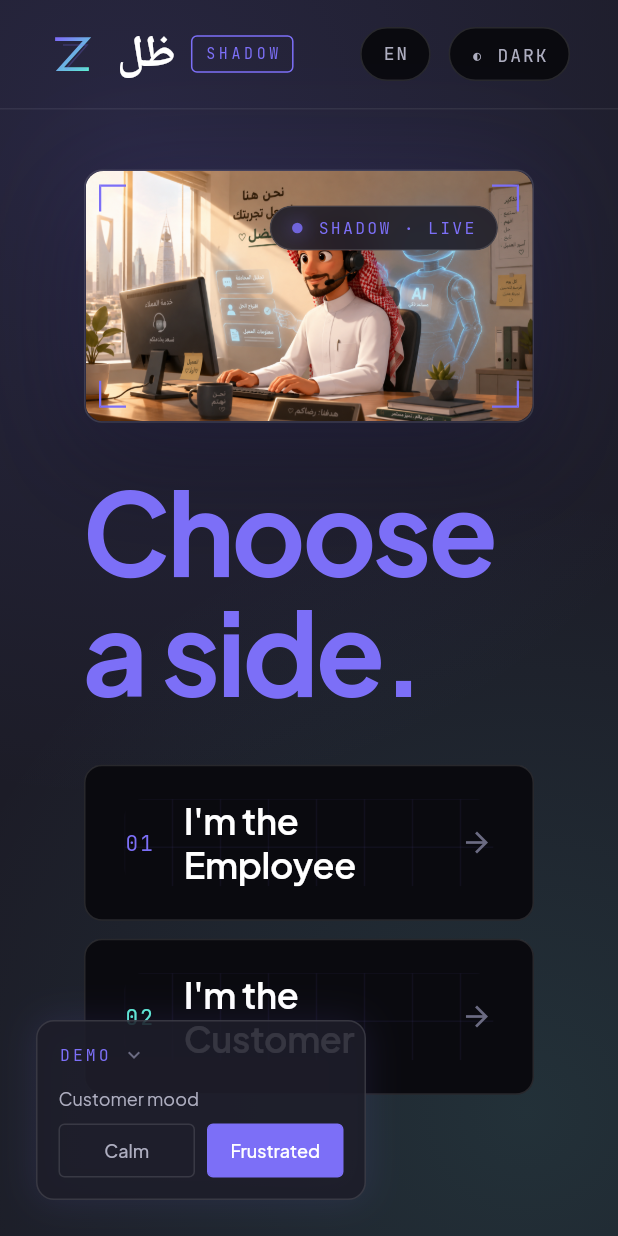
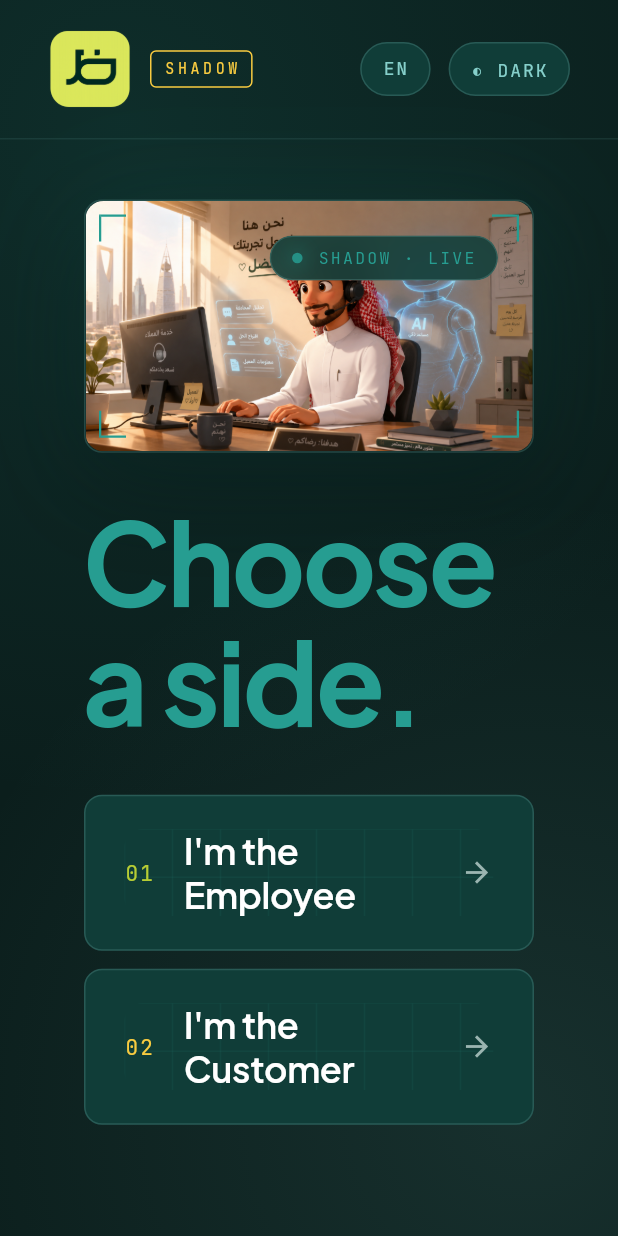
Before and after one commit to AbdullahCod3/zill_sys, a Flutter app: the screen it shows after launch, on a phone screen of 412 x 824 dp. Run offline on Flutter 3.47's test engine with Material 3 defaults, Android fonts, the phone set to English and light mode, and no system bars; our stand-ins replace cloud_firestore, equatable, firebase_core, flutter_bloc, google_fonts, web; missing offline and left inert: dart:js_interop, flutter_webrtc; accounts and stored records are empty; Roboto replaces fonts that are missing (Tajawal).

Commit message:
refactor: ui colors + logo

```diff
--- a/lib/core/localization/app_strings.dart
+++ b/lib/core/localization/app_strings.dart
@@ -26,7 +26,7 @@ class AppStrings {
   );
 
   // ── Customer (phone) ─────────────────────────────────────────────────────
-  static const telcoSupport = TextPair('Telco Support', 'دعم تيلكو');
+  static const telcoSupport = TextPair('Telco Support', 'دعم MyZill');
   static const telcoSupportCaps = TextPair('TELCO SUPPORT', 'دعم تيلكو');
   static const tapToStart = TextPair(
     'Tap to start your support call',
@@ -79,7 +79,7 @@ class AppStrings {
   static const categoryBilling = TextPair('Billing', 'فوترة');
   static const categoryTechnical = TextPair('Technical', 'تقني');
   static const categoryPolicy = TextPair('Policy', 'سياسة');
-  static const sourceChat = TextPair('Chat', 'محادثة');
+  static const sourceChat = TextPair('Chat', 'تطبيق MyZill');
   static const sourceCall = TextPair('Call', 'مكالمة');
   static const waiting = TextPair('Waiting…', 'بالانتظار…');
   static const waitingForCall = TextPair(
--- a/lib/core/theme/app_colors.dart
+++ b/lib/core/theme/app_colors.dart
@@ -1,37 +1,42 @@
 import 'package:flutter/material.dart';
 
-/// Slate design-system palette, translated 1:1 from `slate-tokens.css`.
+/// Brand teal palette (الألوان الأساسية + الألوان الثانوية), translated into the
+/// semantic-token shape the rest of the app reads through `context.colors.X`.
 ///
-/// [AppColors] holds the *semantic* tokens that flip between dark and light
-/// themes; the raw palette and the theme-independent neon accents live as
-/// static members. Read the active set via `Theme.of(context).extension`.
+/// [AppColors] holds the semantic tokens that flip between dark and light themes;
+/// the raw palette and the theme-independent brand accents live as static members.
+/// Read the active set via `Theme.of(context).extension`.
 @immutable
 class AppColors extends ThemeExtension<AppColors> {
   // ── Raw palette (theme-independent) ──────────────────────────────────────
-  static const Color void_ = Color(0xFF0A0A0F);
-  static const Color ink = Color(0xFF1C1C27);
-  static const Color smoke = Color(0xFF2E2E3E);
-  static const Color mist = Color(0xFF6B6B82);
-  static const Color fog = Color(0xFFAEAEC0);
-  static const Color cloud = Color(0xFFE8E8F0);
-  static const Color paper = Color(0xFFF7F7FB);
+  // Dark-family surfaces (essential palette: الخلفية الرئيسية / الثانوية).
+  static const Color void_ = Color(0xFF0B1E1C); // الخلفية الرئيسية
+  static const Color ink = Color(0xFF103D38); // الخلفية الثانوية
+  static const Color smoke = Color(0xFF1A4F48); // elevated surface (derived)
+  // Neutral text/border ramp (teal-tinted greys).
+  static const Color mist = Color(0xFF4B6663);
+  static const Color fog = Color(0xFF9BB5B1);
+  static const Color cloud = Color(0xFFDFEEEC);
+  static const Color paper = Color(0xFFF2F8F7);
   static const Color white = Color(0xFFFFFFFF);
 
-  static const Color indigo = Color(0xFF7C6FF7);
-  static const Color indigoLight = Color(0xFFA69CF9);
-  static const Color indigoDark = Color(0xFF5A52D5);
+  // ── Brand accents (same in both themes) ──────────────────────────────────
+  /// `neon` — primary interactive accent (العناصر التفاعلية).
+  static const Color neon = Color(0xFF269D91);
 
-  // ── Neon accents (same in both themes) ───────────────────────────────────
-  /// `--neon` — primary indigo accent.
-  static const Color neon = indigo;
+  /// `neonCyan` — secondary mint accent (النصوص والحدود highlight).
+  static const Color neonCyan = Color(0xFF86D0CB);
 
-  /// `--neon-cyan` — secondary cyan accent (#5EEAD4 / rgba 94,234,212).
-  static const Color neonCyan = Color(0xFF5EEAD4);
+  /// Slightly brighter teal used for hover/active states.
+  static const Color neonHover = Color(0xFF3FB8AB);
 
-  static const Color amber = Color(0xFFF5A623);
-  static const Color amberLight = Color(0xFFFAC55C);
+  /// Pale-cyan informational accent (secondary palette).
+  static const Color infoSoft = Color(0xFFC5E7E8);
+
+  static const Color amber = Color(0xFFF8CB40);
+  static const Color amberLight = Color(0xFFFFD97A);
   static const Color danger = Color(0xFFE85454);
-  static const Color success = Color(0xFF3DC96A);
+  static const Color success = Color(0xFFB7CD34);
 
   // ── Semantic tokens (flip per theme) ─────────────────────────────────────
   final Color bgBase;
@@ -51,7 +56,7 @@ class AppColors extends ThemeExtension<AppColors> {
   final Color accent;
   final Color accentHover;
 
-  /// Faint grid lines used in card overlays (`--grid-color`).
+  /// Faint grid lines used in card overlays.
   final Color grid;
 
   const AppColors({
@@ -72,37 +77,37 @@ class AppColors extends ThemeExtension<AppColors> {
   });
 
   static const AppColors dark = AppColors(
-    bgBase: ink,
-    bgSurface: void_,
+    bgBase: void_,
+    bgSurface: ink,
     bgElevated: smoke,
-    bgOverlay: Color(0xE01C1C27), // rgba(28,28,39,0.88)
+    bgOverlay: Color(0xE0103D38), // ink at ~0.88
     fgPrimary: white,
-    fgSecondary: fog,
-    fgTertiary: mist,
-    fgDisabled: Color(0xFF4A4A60),
-    borderSubtle: Color(0x12FFFFFF), // white 0.07
-    borderDefault: Color(0x1FFFFFFF), // white 0.12
-    borderStrong: Color(0x3DFFFFFF), // white 0.24
-    accent: indigo,
-    accentHover: indigoLight,
-    grid: Color(0x0F7C6FF7), // indigo 0.06
+    fgSecondary: neonCyan,
+    fgTertiary: fog,
+    fgDisabled: mist,
+    borderSubtle: Color(0x1A86D0CB), // neonCyan 0.10
+    borderDefault: Color(0x3386D0CB), // neonCyan 0.20
+    borderStrong: Color(0x6686D0CB), // neonCyan 0.40
+    accent: neon,
+    accentHover: neonHover,
+    grid: Color(0x14269D91), // neon ~0.08
   );
 
   static const AppColors light = AppColors(
     bgBase: paper,
     bgSurface: white,
     bgElevated: cloud,
-    bgOverlay: Color(0xE6FFFFFF), // rgba(255,255,255,0.9)
+    bgOverlay: Color(0xE6FFFFFF), // white 0.90
     fgPrimary: void_,
-    fgSecondary: Color(0xFF4A4A60),
+    fgSecondary: ink,
     fgTertiary: mist,
     fgDisabled: fog,
     borderSubtle: cloud,
-    borderDefault: Color(0xFFD8D8E8),
-    borderStrong: Color(0xFFB8B8CC),
-    accent: indigoDark,
-    accentHover: indigo,
-    grid: Color(0x0A1C1C27), // ink 0.04
+    borderDefault: infoSoft,
+    borderStrong: neonCyan,
+    accent: Color(0xFF1F857B), // deeper teal for AA contrast on white
+    accentHover: neon,
+    grid: Color(0x14103D38), // ink ~0.08
   );
 
   @override
--- a/lib/cubits/app_cubits/demo_cubit/demo_cubit.dart
+++ b/lib/cubits/app_cubits/demo_cubit/demo_cubit.dart
@@ -5,7 +5,7 @@ import '../../../models/enums.dart';
 /// Demo control: the customer [Mood] that drives the scripted scenario
 /// (calm vs frustrated). Mirrors the prototype's "Customer mood" tweak.
 class DemoCubit extends Cubit<Mood> {
-  DemoCubit() : super(Mood.frustrated);
+  DemoCubit() : super(Mood.calm);
 
   bool get isFrustrated => state == Mood.frustrated;
 
--- a/lib/pages/home/channel_chooser_page.dart
+++ b/lib/pages/home/channel_chooser_page.dart
@@ -99,7 +99,7 @@ class ChannelChooserPage extends StatelessWidget {
             : AppStrings.channelCallSubCustomer)
         .resolve(context),
     icon: Icons.call,
-    accent: AppColors.neon,
+    accent: AppColors.success,
     onTap: () => Navigator.of(
       context,
     ).pushNamed(isAgent ? AppRoutes.call : AppRoutes.customer),
@@ -113,7 +113,7 @@ class ChannelChooserPage extends StatelessWidget {
             : AppStrings.channelChatSubCustomer)
         .resolve(context),
     icon: Icons.forum_outlined,
-    accent: AppColors.neonCyan,
+    accent: AppColors.amber,
     onTap: () => Navigator.of(
       context,
     ).pushNamed(isAgent ? AppRoutes.agentChat : AppRoutes.customerChat),
--- a/lib/pages/home/home_page.dart
+++ b/lib/pages/home/home_page.dart
@@ -77,7 +77,7 @@ class _Left extends StatelessWidget {
               RoleCard(
                 number: '01',
                 title: AppStrings.imEmployee.resolve(context),
-                accent: AppColors.neon,
+                accent: AppColors.success,
                 onTap: () => Navigator.of(context).pushNamed(
                   AppRoutes.channelChooser,
                   arguments: const {'role': 'agent'},
@@ -87,7 +87,7 @@ class _Left extends StatelessWidget {
               RoleCard(
                 number: '02',
                 title: AppStrings.imCustomer.resolve(context),
-                accent: AppColors.neonCyan,
+                accent: AppColors.amber,
                 onTap: () => Navigator.of(context).pushNamed(
                   AppRoutes.channelChooser,
                   arguments: const {'role': 'customer'},
--- a/lib/widgets/app_bar/brand_mark.dart
+++ b/lib/widgets/app_bar/brand_mark.dart
@@ -1,30 +1,23 @@
 import 'package:flutter/widgets.dart';
-import 'package:flutter_svg/flutter_svg.dart';
 
-/// The Z-glyph brand mark that doubles as a shadow projection (from `app.jsx`).
+/// The Zill brand mark shown in the app bar. Reads from
+/// `assets/images/zill_logo.png` so the visual identity is editable without
+/// touching code.
 class BrandMark extends StatelessWidget {
   final double size;
 
   const BrandMark({super.key, this.size = 32});
-
-  static const _svg = '''
-<svg viewBox="0 0 32 32" fill="none" xmlns="http://www.w3.org/2000/svg">
-  <defs>
-    <linearGradient id="zgrad" x1="0" y1="0" x2="1" y2="1">
-      <stop offset="0%" stop-color="#7C6FF7"/>
-      <stop offset="100%" stop-color="#5EEAD4"/>
-    </linearGradient>
-  </defs>
-  <path d="M 6 6 H 26 L 8 26 H 26" stroke="url(#zgrad)" stroke-width="2.5" stroke-linecap="square" stroke-linejoin="miter" fill="none"/>
-  <path d="M 10 10 H 26 L 12 26 H 26" stroke="#7C6FF7" stroke-opacity="0.25" stroke-width="1" fill="none"/>
-</svg>''';
 
   @override
   Widget build(BuildContext context) {
     return SizedBox(
       width: size,
       height: size,
-      child: SvgPicture.string(_svg, fit: BoxFit.contain),
+      child: Image.asset(
+        'assets/images/zill_logo.png',
+        fit: BoxFit.contain,
+        errorBuilder: (context, error, stack) => const SizedBox.shrink(),
+      ),
     );
   }
 }
--- a/lib/widgets/app_bar/zill_app_bar.dart
+++ b/lib/widgets/app_bar/zill_app_bar.dart
@@ -49,34 +49,22 @@ class ZillAppBar extends StatelessWidget {
               child: Row(
                 mainAxisSize: MainAxisSize.min,
                 children: [
-                  const BrandMark(size: 32),
-                  const SizedBox(width: 14),
-                  Text(
-                    'ظل',
-                    textDirection: TextDirection.rtl,
-                    style: AppTextStyles.ui(
-                      arabic: true,
-                      size: 30,
-                      weight: FontWeight.w700,
-                      color: colors.fgPrimary,
-                      height: 1,
-                    ),
-                  ),
-                  const SizedBox(width: 10),
+                  const BrandMark(size: 56),
+                  const SizedBox(width: 12),
                   Container(
                     padding: const EdgeInsets.symmetric(
                       horizontal: 8,
                       vertical: 4,
                     ),
                     decoration: BoxDecoration(
-                      border: Border.all(color: AppColors.neon),
+                      border: Border.all(color: AppColors.amber),
                       borderRadius: BorderRadius.circular(4),
                     ),
                     child: Text(
                       AppStrings.brandTag,
                       style: AppTextStyles.mono(
                         size: 10,
-                        color: AppColors.neon,
+                        color: AppColors.amber,
                         letterSpacing: 0.24 * 10,
                       ),
                     ),
--- a/lib/widgets/app_shell.dart
+++ b/lib/widgets/app_shell.dart
@@ -19,7 +19,7 @@ class AppShell extends StatelessWidget {
     required this.body,
     this.statusLabel,
     this.showSwitchRole = false,
-    this.showDemoPanel = true,
+    this.showDemoPanel = false,
   });
 
   @override
--- a/lib/widgets/call/previous_issues_dialog.dart
+++ b/lib/widgets/call/previous_issues_dialog.dart
@@ -58,28 +58,28 @@ class PreviousIssuesDialog extends StatelessWidget {
   static List<_MockIssue> get _issues => [
     _MockIssue(
       summaryEn: 'Billing dispute over premium plan charge',
-      summaryAr: 'اعتراض على رسوم الباقة المميّزة',
-      category: 'billing',
+      summaryAr: 'انقطاع متكرر في شبكة الإنترنت المنزلي',
+      category: 'Technical',
       resolved: true,
       source: 'chat',
       createdAt: DateTime(2026, 4, 3),
     ),
-    _MockIssue(
-      summaryEn: 'Repeated internet outages in the evening',
-      summaryAr: 'انقطاعات متكرّرة للإنترنت مساءً',
-      category: 'technical',
-      resolved: false,
-      source: 'call',
-      createdAt: DateTime(2026, 5, 9),
-    ),
-    _MockIssue(
-      summaryEn: 'SIM replacement request',
-      summaryAr: 'طلب استبدال شريحة',
-      category: 'policy',
-      resolved: true,
-      source: 'chat',
-      createdAt: DateTime(2026, 1, 18),
-    ),
+    // _MockIssue(
+    //   summaryEn: 'Repeated internet outages in the evening',
+    //   summaryAr: 'انقطاعات متكرّرة للإنترنت مساءً',
+    //   category: 'technical',
+    //   resolved: false,
+    //   source: 'call',
+    //   createdAt: DateTime(2026, 5, 9),
+    // ),
+    // _MockIssue(
+    //   summaryEn: 'SIM replacement request',
+    //   summaryAr: 'طلب استبدال شريحة',
+    //   category: 'policy',
+    //   resolved: true,
+    //   source: 'chat',
+    //   createdAt: DateTime(2026, 1, 18),
+    // ),
   ];
 
   @override
```
Also changed, not shown: assets/images/zill_logo.png (added), assets/images/zill_logo_original.png (added), 1 other file.
